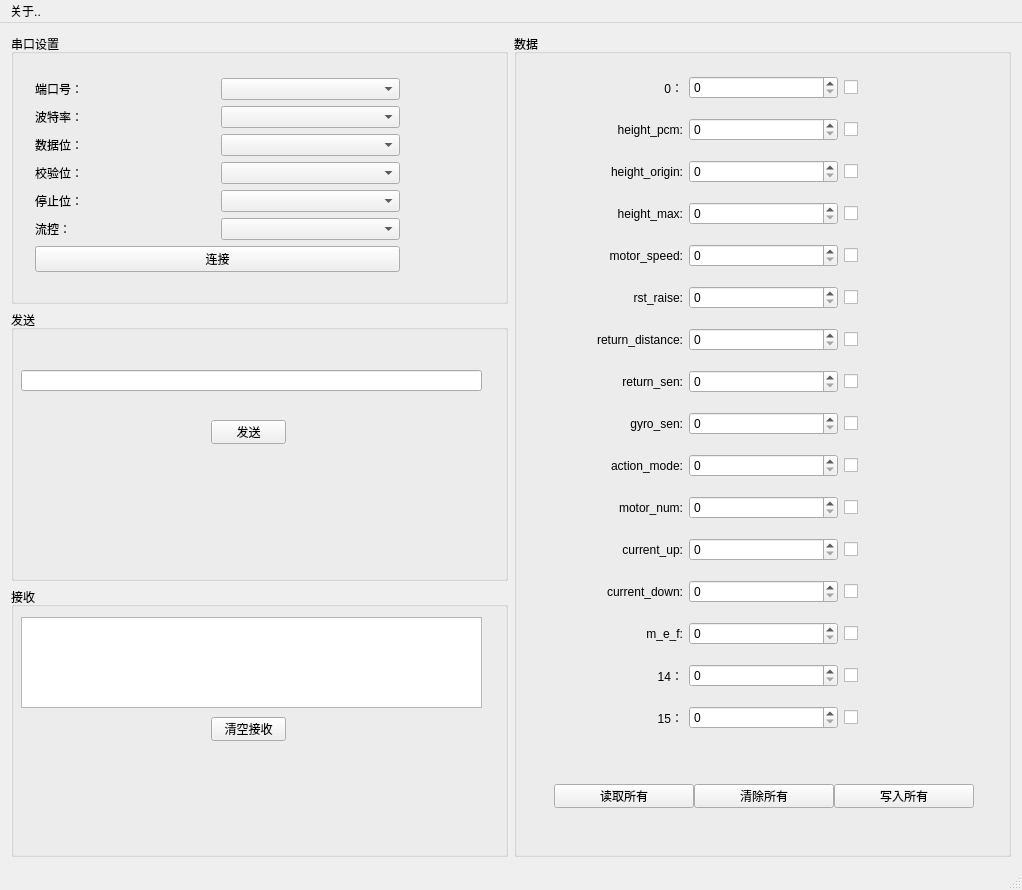
NewLeafG/Learning-QT, file QGoodWindow/QGoodWindow/Examples/GoodShowCase_tableHelper/centralwidget.ui: the form before one commit.
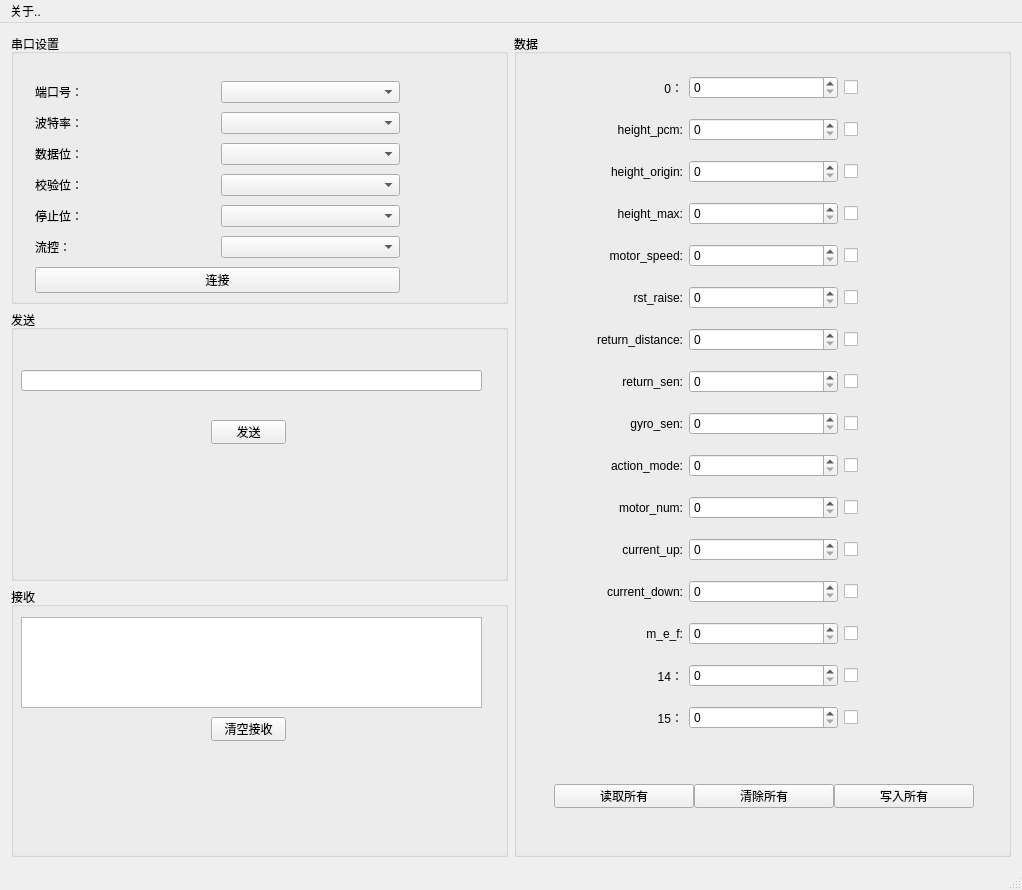
The form after the commit.

Commit message: 添加串口设备监测功能

Patch:
```diff
--- a/QGoodWindow/QGoodWindow/Examples/GoodShowCase_tableHelper/centralwidget.ui
+++ b/QGoodWindow/QGoodWindow/Examples/GoodShowCase_tableHelper/centralwidget.ui
@@ -28,7 +28,7 @@
            <x>9</x>
            <y>19</y>
            <width>391</width>
-           <height>230</height>
+           <height>256</height>
           </rect>
          </property>
          <layout class="QVBoxLayout" name="verticalLayout_2">
```
The commit also changes 2 other files.
